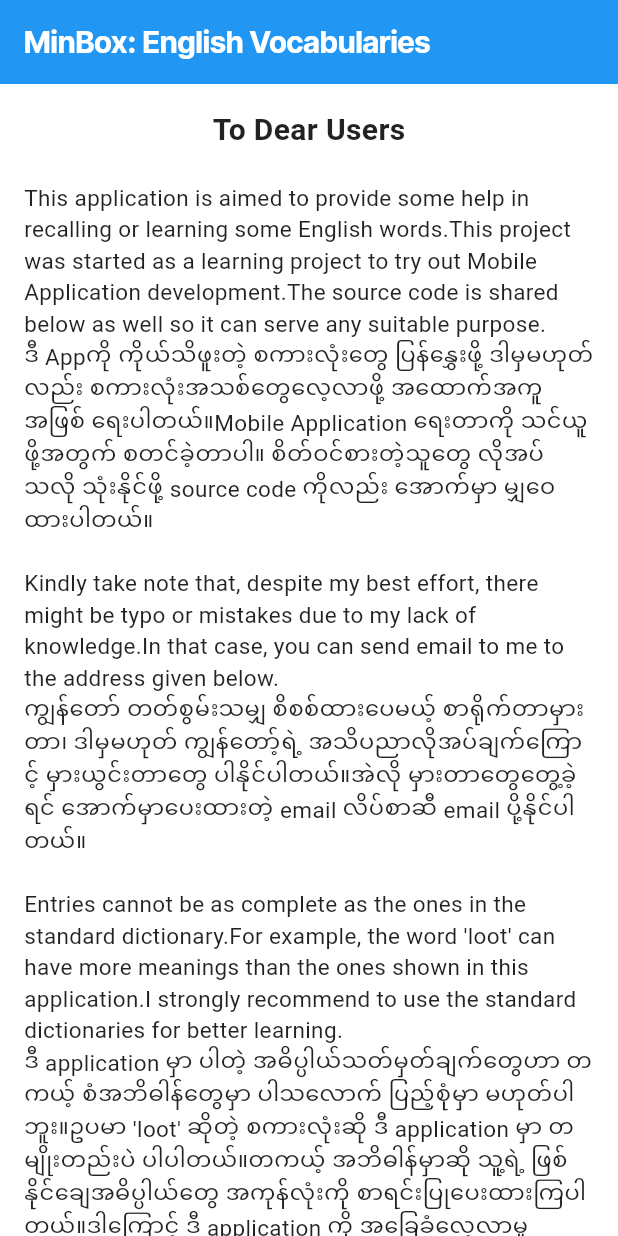
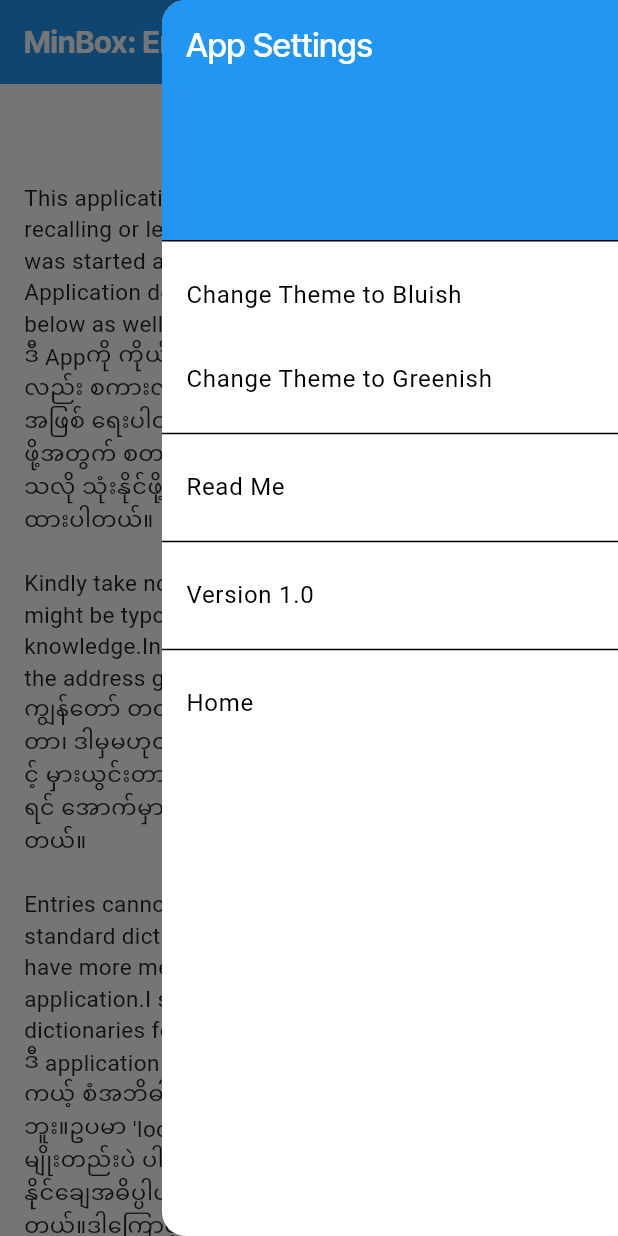
Before and after one commit to MinBoxApps/standalone_apps, a Flutter app: the PgReadMe screen opened directly, with the side drawer open (before the commit the screen has no drawer), on a phone screen of 412 x 824 dp. Run offline on Flutter 3.47's test engine with Material 3 defaults, Android fonts, the phone set to English and light mode, and no system bars; our stand-ins replace google_fonts.

Commit message:
Version 1.0 Preparing

```diff
--- a/mbox_eng_vocabs/mbox_eng_vocabs/lib/pages/pg_readme.dart
+++ b/mbox_eng_vocabs/mbox_eng_vocabs/lib/pages/pg_readme.dart
@@ -1,4 +1,5 @@
 import 'package:flutter/material.dart';
+import 'package:mbox_eng_vocabs/controls/ctrl_app_end_drawer.dart';
 
 class PgReadMe extends StatelessWidget {
   const PgReadMe({super.key});
@@ -25,6 +26,7 @@ class PgReadMe extends StatelessWidget {
       appBar: AppBar(
         title: const Text('MinBox: English Vocabularies'),
       ),
+      endDrawer: const CtrlAppEndDrawer(),
       body: SingleChildScrollView(
         child: Padding(
           padding: EdgeInsets.all(16.0),
--- a/mbox_eng_vocabs/mbox_eng_vocabs/pubspec.yaml
+++ b/mbox_eng_vocabs/mbox_eng_vocabs/pubspec.yaml
@@ -48,6 +48,8 @@ dev_dependencies:
   # rules and activating additional ones.
   flutter_lints: ^5.0.0
 
+  flutter_launcher_icons: ^0.13.1
+
 # For information on the generic Dart part of this file, see the
 # following page: https://dart.dev/tools/pub/pubspec
 
@@ -91,3 +93,7 @@ flutter:
   # see https://flutter.dev/to/font-from-package
   assets:
     - lib/assets/vocabularies.json
+
+flutter_launcher_icons:
+  android: "launcher_icon"
+  image_path: "lib/assets/images/Profile-20250809-Small.png"
```
Also changed, not shown: mbox_eng_vocabs/mbox_eng_vocabs/lib/assets/images/Profile-20250809-Small.png (added), mbox_eng_vocabs/mbox_eng_vocabs/pubspec.lock, 6 other files.
